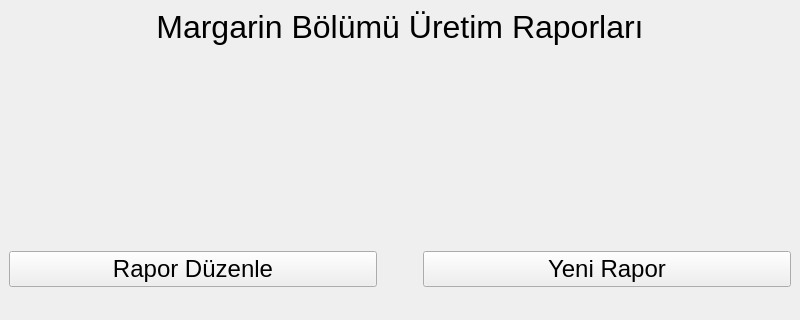
Qt form ui/main.ui (ggns7/planTaslak) before a commit; both pictures show x 0 to 800 and y 0 to 320 of the 800 by 600 pixel window.
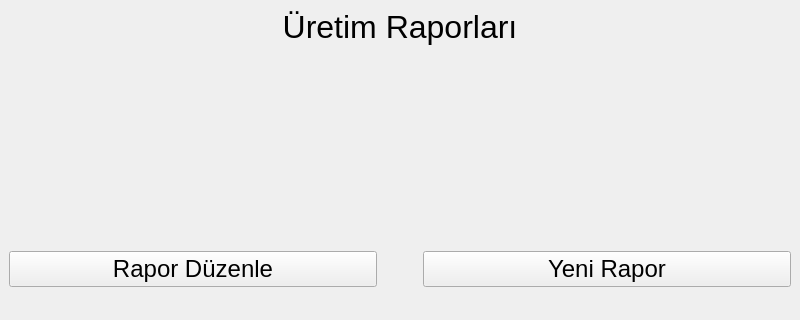
The same form after that commit.

Diff of the .ui file:
```diff
--- a/ui/main.ui
+++ b/ui/main.ui
@@ -26,7 +26,7 @@
        </font>
       </property>
       <property name="text">
-       <string>Margarin Bölümü Üretim Raporları</string>
+       <string>Üretim Raporları</string>
       </property>
       <property name="alignment">
        <set>Qt::AlignCenter</set>
```
